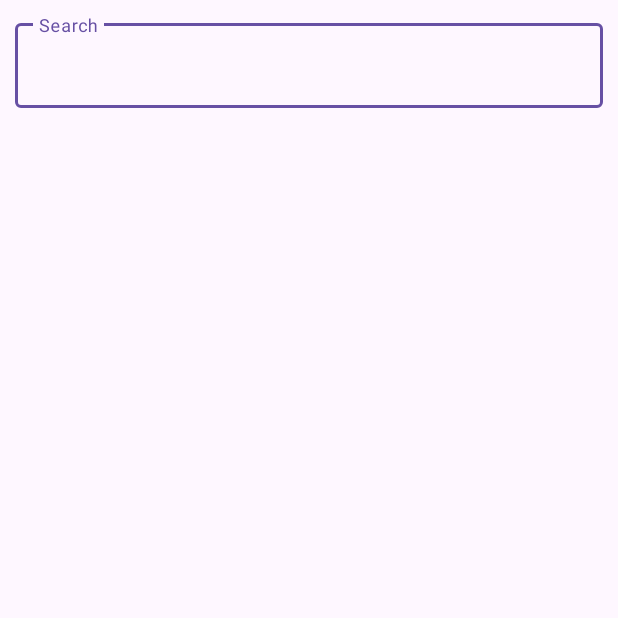
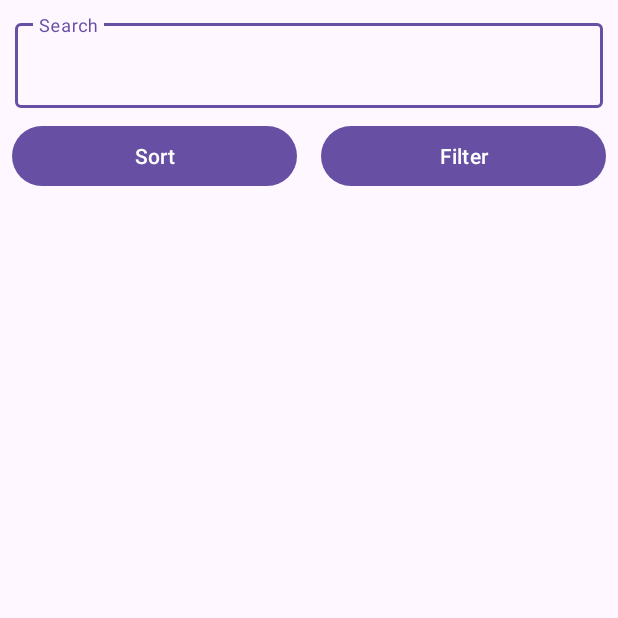
Before and after one commit to NeShkApp/MallProject, an Android app: the screen it shows after launch (MainActivity), on a phone screen of 412 x 824 dp, the top half of it. Run offline under Robolectric (Android 15) with nearby library versions, the phone set to English and light mode, and no system bars; our stand-ins replace Firebase (no records; nobody signed in at launch, a user with empty details on screens opened directly).

Commit message:
Added _currentSortOrder for remembering the state of user sort choose; buttons for sorting and filtering the data; layout for SortShopItemFragment and logic for this fragment; edited async tasks related with database, now they work in right way;  implemented BottomSheetFragment dependency;

```diff
--- a/app/build.gradle.kts
+++ b/app/build.gradle.kts
@@ -78,6 +78,10 @@ dependencies {
     implementation("com.github.bumptech.glide:glide:4.12.0")
     kapt("com.github.bumptech.glide:compiler:4.12.0")
 
+    //BottomSheetFragment
+    implementation("com.google.android.material:material:1.9.0")
+
+
 
 
 
--- a/app/src/main/java/org/bohdan/mallproject/domain/model/SortBy.kt
+++ b/app/src/main/java/org/bohdan/mallproject/domain/model/SortBy.kt
@@ -4,6 +4,5 @@ enum class SortBy {
     PRICE_ASC,
     PRICE_DESC,
     RATING,
-    REVIEW_COUNT,
-    PRICE
+//    REVIEW_COUNT
 }
--- a/app/src/main/java/org/bohdan/mallproject/domain/repository/HomeRepository.kt
+++ b/app/src/main/java/org/bohdan/mallproject/domain/repository/HomeRepository.kt
@@ -17,5 +17,5 @@ interface HomeRepository {
         minPrice: Double? = null,
         maxPrice: Double? = null,
         minRating: Float? = null,
-    ): LiveData<List<ShopItem>>
+    ): List<ShopItem>
 }
--- a/app/src/main/java/org/bohdan/mallproject/presentation/ui/home/AllProductsFragment.kt
+++ b/app/src/main/java/org/bohdan/mallproject/presentation/ui/home/AllProductsFragment.kt
@@ -6,18 +6,21 @@ import androidx.fragment.app.Fragment
 import android.view.LayoutInflater
 import android.view.View
 import android.view.ViewGroup
+import android.widget.Button
+import androidx.fragment.app.viewModels
 import androidx.lifecycle.ViewModelProvider
 import androidx.navigation.fragment.findNavController
 import androidx.recyclerview.widget.RecyclerView
 import org.bohdan.mallproject.R
 import org.bohdan.mallproject.domain.model.ShopItem
+import org.bohdan.mallproject.domain.model.SortBy
 import org.bohdan.mallproject.presentation.adapter.HomeShopItemsAdapter
 import org.bohdan.mallproject.presentation.viewmodel.AllProductsViewModel
 
-class AllProductsFragment : Fragment() {
+class AllProductsFragment : Fragment(), SortShopItemsFragment.SortOptionListener {
     private lateinit var adapter: HomeShopItemsAdapter
 
-    private val viewModel: AllProductsViewModel by lazy {
+        private val viewModel: AllProductsViewModel by lazy {
         ViewModelProvider(this)[AllProductsViewModel::class.java]
     }
 
@@ -31,11 +34,11 @@ class AllProductsFragment : Fragment() {
     override fun onViewCreated(view: View, savedInstanceState: Bundle?) {
         super.onViewCreated(view, savedInstanceState)
         setupRecyclerView(view)
+        setupSortAndFilterButtons(view)
 
-        viewModel.getAllShopItems()
+        viewModel.loadItemsWithCurrentSortOrder()
         viewModel.shopItems.observe(viewLifecycleOwner) {
             it?.let {
-                Log.d("AllProductsFragment", "Received items in Fragment: ${it.size}")
                 adapter.shopList = it
             }
         }
@@ -43,6 +46,44 @@ class AllProductsFragment : Fragment() {
         adapter.onShopItemClickListener = {
             launchShopItemDetailsFragment(it)
         }
+
+    }
+
+//    override fun onPause() {
+//        super.onPause()
+//        Log.d("AllProductsFragment", "onPause: ")
+//    }
+//
+//    override fun onStop() {
+//        super.onStop()
+//        Log.d("AllProductsFragment", "onStop: ")
+//    }
+//
+//    override fun onDestroy() {
+//        super.onDestroy()
+//        Log.d("AllProductsFragment", "onDestroy: ")
+//    }
+//
+//    override fun onDestroyView() {
+//        super.onDestroyView()
+//        Log.d("AllProductsFragment", "onDestroyView: ")
+//    }
+//
+//    override fun onDetach() {
+//        super.onDetach()
+//        Log.d("AllProductsFragment", "onDetach: ")
+//    }
+
+    private fun setupSortAndFilterButtons(view: View) {
+        val sortButton: Button = view.findViewById(R.id.btn_sort)
+        sortButton.setOnClickListener {
+            val currentSort = viewModel.currentSortOrder.value
+            SortShopItemsFragment(this, currentSort).show(
+                parentFragmentManager,
+                "SortBottomSheetFragment"
+            )
+        }
+
     }
 
 
@@ -58,5 +99,9 @@ class AllProductsFragment : Fragment() {
         rvShopList.adapter = adapter
     }
 
+    override fun onSortOptionSelected(sortOption: SortBy) {
+        viewModel.updateSortOrder(sortOption)
+    }
+
 
 }
--- a/app/src/main/java/org/bohdan/mallproject/presentation/ui/itemdetails/ShopItemDetailsFragment.kt
+++ b/app/src/main/java/org/bohdan/mallproject/presentation/ui/itemdetails/ShopItemDetailsFragment.kt
@@ -16,10 +16,6 @@ class ShopItemDetailsFragment : Fragment() {
     private var _binding: FragmentShopItemDetailsBinding? = null
     private val binding: FragmentShopItemDetailsBinding
         get() = _binding ?:throw RuntimeException("FragmentShopItemDetailsBinding == null")
-
-    override fun onCreate(savedInstanceState: Bundle?) {
-        super.onCreate(savedInstanceState)
-    }
 
     override fun onCreateView(
         inflater: LayoutInflater, container: ViewGroup?,
@@ -43,7 +39,6 @@ class ShopItemDetailsFragment : Fragment() {
         binding.tvItemPrice.text = String.format("$%.2f", shopItem.price) // Форматування ціни
         binding.tvItemRating.text = String.format("Rating: %.1f", shopItem.rating)
 
-        // Завантаження зображення товару
         Glide.with(this)
             .load(shopItem.imageUrl)
             .into(binding.imageView)
--- a/app/src/main/java/org/bohdan/mallproject/presentation/viewmodel/AllProductsViewModel.kt
+++ b/app/src/main/java/org/bohdan/mallproject/presentation/viewmodel/AllProductsViewModel.kt
@@ -1,7 +1,9 @@
 package org.bohdan.mallproject.presentation.viewmodel
 
+import android.util.Log
 import androidx.lifecycle.LiveData
 import androidx.lifecycle.MutableLiveData
+import androidx.lifecycle.SavedStateHandle
 import androidx.lifecycle.ViewModel
 import androidx.lifecycle.viewModelScope
 import kotlinx.coroutines.Dispatchers
@@ -9,35 +11,64 @@ import kotlinx.coroutines.launch
 import kotlinx.coroutines.withContext
 import org.bohdan.mallproject.data.HomeRepositoryImpl
 import org.bohdan.mallproject.domain.model.ShopItem
+import org.bohdan.mallproject.domain.model.SortBy
 import org.bohdan.mallproject.domain.usecase.home.GetAllShopItemsUseCase
+import org.bohdan.mallproject.domain.usecase.home.GetShopItemByAttributesUseCase
 import org.bohdan.mallproject.domain.usecase.home.GetShopItemByIdUseCase
+import org.bohdan.mallproject.presentation.ui.home.SortShopItemsFragment
 
 class AllProductsViewModel : ViewModel() {
     private val homeRepository = HomeRepositoryImpl
 
     private val getAllShopItemsUseCase = GetAllShopItemsUseCase(homeRepository)
+    private val getShopItemByAttributes = GetShopItemByAttributesUseCase(homeRepository)
 
     private val _shopItems = MutableLiveData<List<ShopItem>>()
     val shopItems: LiveData<List<ShopItem>>
         get() = _shopItems
 
-    private val _shopItemById = MutableLiveData<ShopItem>()
-    val shopItemById: LiveData<ShopItem>
-        get() = _shopItemById
+//    private val _shopItemById = MutableLiveData<ShopItem>()
+//    val shopItemById: LiveData<ShopItem>
+//        get() = _shopItemById
 
-    fun getAllShopItems() {
-        viewModelScope.launch(Dispatchers.IO) { //for launch async method in IO thread,
-            // which is optimal for internet requests and databases operations
-            val items = getAllShopItemsUseCase()
+    private val _currentSortOrder = MutableLiveData<SortBy?>()
+    val currentSortOrder: LiveData<SortBy?>
+        get() = _currentSortOrder
+
+    init {
+        loadItemsWithCurrentSortOrder()
+    }
+
+    fun loadItemsWithCurrentSortOrder() {
+        viewModelScope.launch(Dispatchers.IO) {
+            val items = try {
+                val sortOrder = _currentSortOrder.value
+                if (sortOrder == null) {
+                    getAllShopItemsUseCase()
+                } else {
+                    getShopItemByAttributes(sortOrder)
+                }
+            } catch (e: Exception) {
+                emptyList()
+            }
             _shopItems.postValue(items)
         }
     }
 
-    fun getShopItemById(shopItemId: String) {
-        viewModelScope.launch(Dispatchers.IO) {
-            val item = homeRepository.getShopItemById(shopItemId)
-            _shopItemById.postValue(item)
-        }
+    fun updateSortOrder(sortBy: SortBy) {
+        _currentSortOrder.value = sortBy
+        loadItemsWithCurrentSortOrder()
     }
 
+//    fun getShopItemById(shopItemId: String) {
+//        viewModelScope.launch(Dispatchers.IO) {
+//            try {
+//                val item = homeRepository.getShopItemById(shopItemId)
+//                _shopItemById.postValue(item)
+//            } catch (e: Exception) {
+//                Log.e("AllProductsViewModel", "Error getting item by ID", e)
+//            }
+//        }
+//    }
+
 }
--- a/app/src/main/res/layout/fragment_all_products.xml
+++ b/app/src/main/res/layout/fragment_all_products.xml
@@ -27,12 +27,35 @@
             android:lines="1"/>
     </com.google.android.material.textfield.TextInputLayout>
 
+
+    <!-- Sort Button -->
+    <Button
+        android:id="@+id/btn_sort"
+        android:layout_width="0dp"
+        android:layout_height="wrap_content"
+        android:layout_margin="8dp"
+        android:text="Sort"
+        app:layout_constraintEnd_toStartOf="@+id/btn_filter"
+        app:layout_constraintStart_toStartOf="parent"
+        app:layout_constraintTop_toBottomOf="@id/til_search" />
+
+    <!-- Filter Button -->
+    <Button
+        android:id="@+id/btn_filter"
+        android:layout_width="0dp"
+        android:layout_height="wrap_content"
+        android:layout_margin="8dp"
+        android:text="Filter"
+        app:layout_constraintEnd_toEndOf="parent"
+        app:layout_constraintStart_toEndOf="@+id/btn_sort"
+        app:layout_constraintTop_toBottomOf="@id/til_search" />
+
     <androidx.recyclerview.widget.RecyclerView
         android:id="@+id/rv_shop_list"
         android:layout_width="0dp"
         android:layout_height="0dp"
         app:layout_constraintBottom_toBottomOf="parent"
-        app:layout_constraintTop_toBottomOf="@id/til_search"
+        app:layout_constraintTop_toBottomOf="@id/btn_filter"
         app:layout_constraintStart_toStartOf="parent"
         app:layout_constraintEnd_toEndOf="parent"
         app:layoutManager="androidx.recyclerview.widget.LinearLayoutManager"
```
Also changed, not shown: app/src/main/java/org/bohdan/mallproject/data/HomeRepositoryImpl.kt (+12 -46 lines), app/src/main/java/org/bohdan/mallproject/domain/usecase/home/GetShopItemByAttributesUseCase.kt (+9 -10 lines), app/src/main/java/org/bohdan/mallproject/presentation/ui/home/SortShopItemsFragment.kt (added, +57 -0 lines), app/src/main/res/layout/fragment_sort_shop_items.xml (added, +52 -0 lines).
